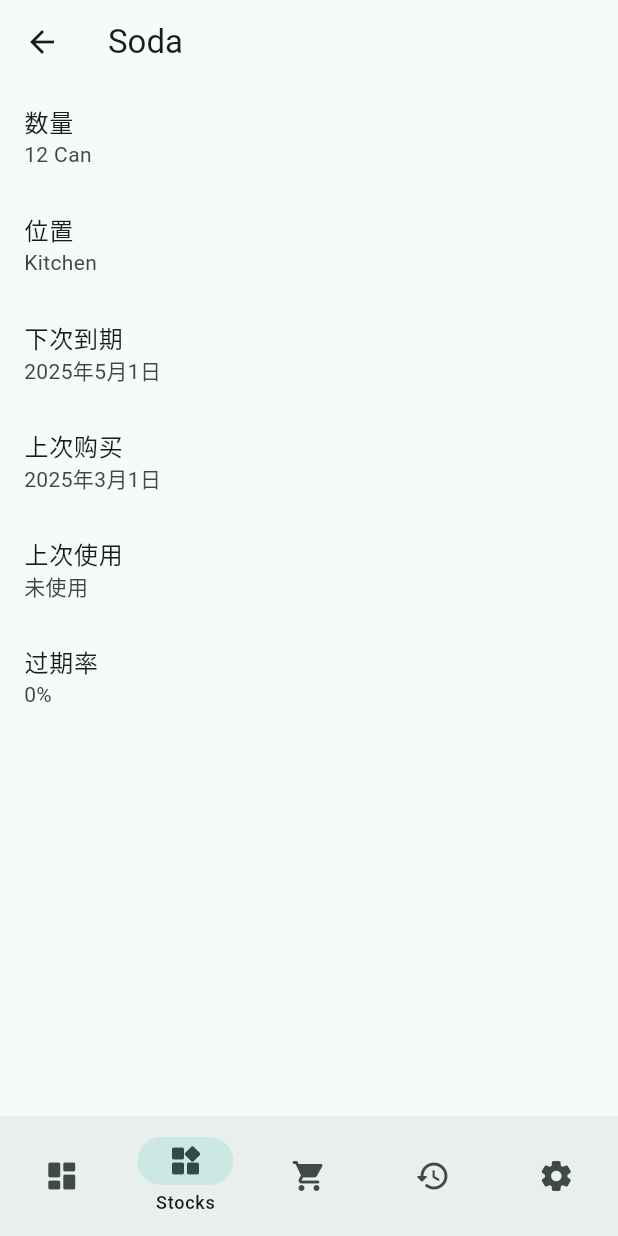
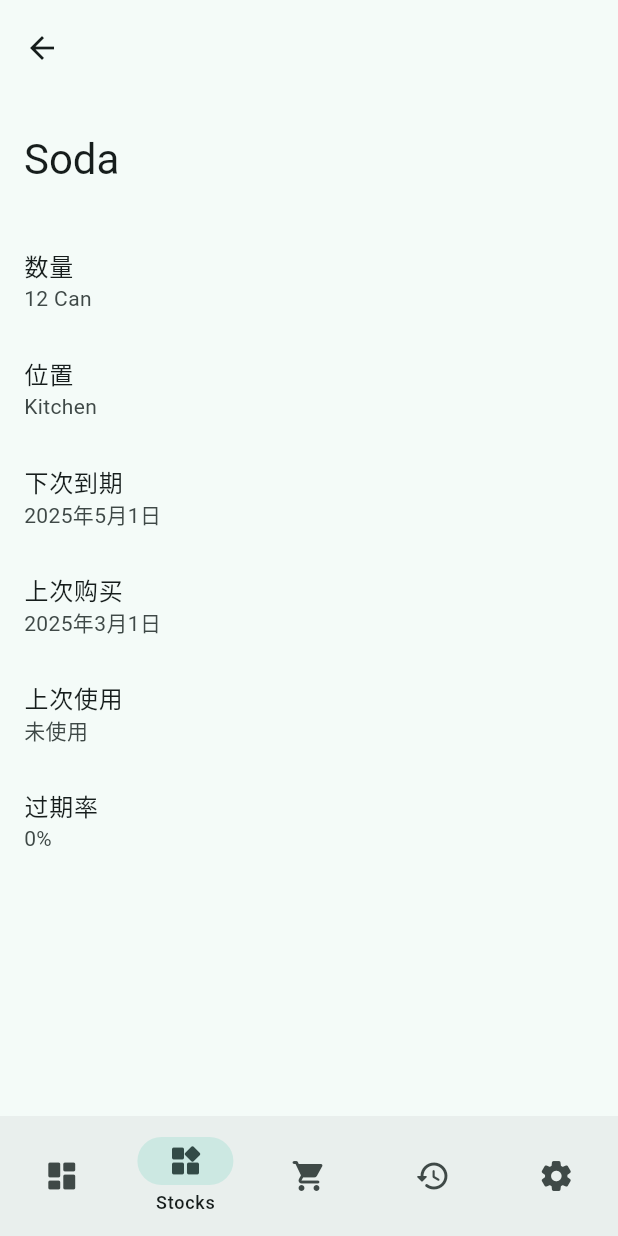
Before and after one commit to OhMyStuff/OhMyStuff, a Flutter app: the ProductsPage screen opened by its route, after a tap on "Soda", on a phone screen of 412 x 824 dp. Run offline on Flutter 3.47's test engine with Material 3 defaults, Android fonts, the phone set to English and light mode, and no system bars; drawn by our look-alikes of dynamic_color; our stand-ins replace go_router.

Commit message:
feat(widget): Update app bar to large size

```diff
--- a/lib/screens/about.dart
+++ b/lib/screens/about.dart
@@ -11,9 +11,8 @@ class AboutPage extends StatelessWidget {
           SliverAppBar.large(
             title: Text('关于'),
           ),
-          SliverList(
-            delegate: SliverChildListDelegate(
-              [
+          SliverList.list(
+            children: [
               ListTile(
                 leading: Icon(Icons.file_present_outlined),
                 title: Text('README'),
@@ -47,7 +46,6 @@ class AboutPage extends StatelessWidget {
               ),
             ],
           ),
-          ),
         ],
       ),
     );
--- a/lib/screens/customize.dart
+++ b/lib/screens/customize.dart
@@ -11,9 +11,8 @@ class CustomizePage extends StatelessWidget {
           SliverAppBar.large(
             title: Text('自定义'),
           ),
-          SliverList(
-            delegate: SliverChildListDelegate(
-              [
+          SliverList.list(
+            children: [
               SwitchListTile(
                 secondary: Icon(Icons.colorize_outlined),
                 title: Text('动态取色'),
@@ -49,7 +48,6 @@ class CustomizePage extends StatelessWidget {
               ),
             ],
           ),
-          ),
         ],
       ),
     );
--- a/lib/screens/product.dart
+++ b/lib/screens/product.dart
@@ -6,10 +6,12 @@ class ProductPage extends StatelessWidget {
   @override
   Widget build(BuildContext context) {
     return Scaffold(
-      appBar: AppBar(
+      body: CustomScrollView(
+        slivers: [
+          SliverAppBar.large(
             title: Text('Soda'),
           ),
-      body: ListView(
+          SliverList.list(
             children: [
               ListTile(
                 title: Text('数量'),
@@ -37,6 +39,8 @@ class ProductPage extends StatelessWidget {
               ),
             ],
           ),
+        ],
+      ),
     );
   }
 }
--- a/lib/screens/products.dart
+++ b/lib/screens/products.dart
@@ -10,14 +10,12 @@ class ProductsPage extends StatelessWidget {
   @override
   Widget build(BuildContext context) {
     return Scaffold(
-      appBar: AppBar(
+      body: CustomScrollView(
+        slivers: [
+          SliverAppBar.large(
             title: Text('Stocks'),
-        // bottom: FilterBar(),
           ),
-      body: Column(
-        children: [
-          Expanded(
-            child: ListView(
+          SliverList.list(
             children: [
               CustomTile(
                 title: 'Soda',
@@ -71,11 +69,9 @@ class ProductsPage extends StatelessWidget {
               ),
             ],
           ),
-          ),
-          Divider(height: 0),
-          FilterBar(),
         ],
       ),
+      bottomNavigationBar: FilterBar(),
     );
   }
 }
--- a/lib/widgets/filter_bar.dart
+++ b/lib/widgets/filter_bar.dart
@@ -5,7 +5,11 @@ class FilterBar extends StatelessWidget {
 
   @override
   Widget build(BuildContext context) {
-    return SingleChildScrollView(
+    return Column(
+      mainAxisSize: MainAxisSize.min,
+      children: [
+        Divider(height: 0),
+        SingleChildScrollView(
           scrollDirection: Axis.horizontal,
           child: Row(
             children: [
@@ -33,6 +37,8 @@ class FilterBar extends StatelessWidget {
               ),
             ],
           ),
+        ),
+      ],
     );
   }
 }
```
Also changed, not shown: lib/screens/journal.dart (+6 -2 lines), lib/screens/locations.dart (+10 -1 lines), lib/screens/overview.dart (+5 -9 lines), lib/screens/settings.dart (+6 -2 lines), lib/screens/shopping.dart (+6 -2 lines), lib/widgets/quick_action_bar.dart (+7 -1 lines). Lines whose indentation alone changed are shown as unchanged.
